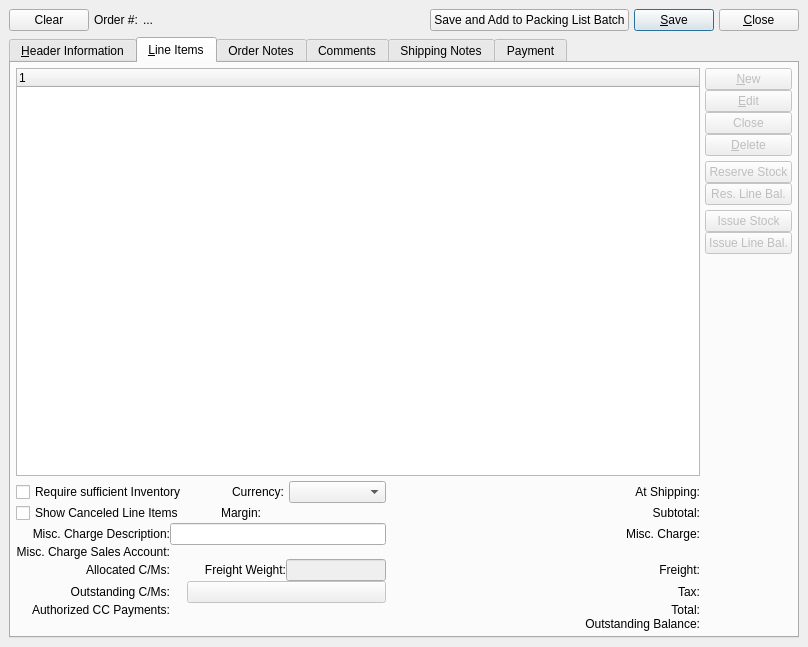
Qt form xtuple/trunk/guiclient/salesOrder.ui (WooodHead/xtuple) before a commit.
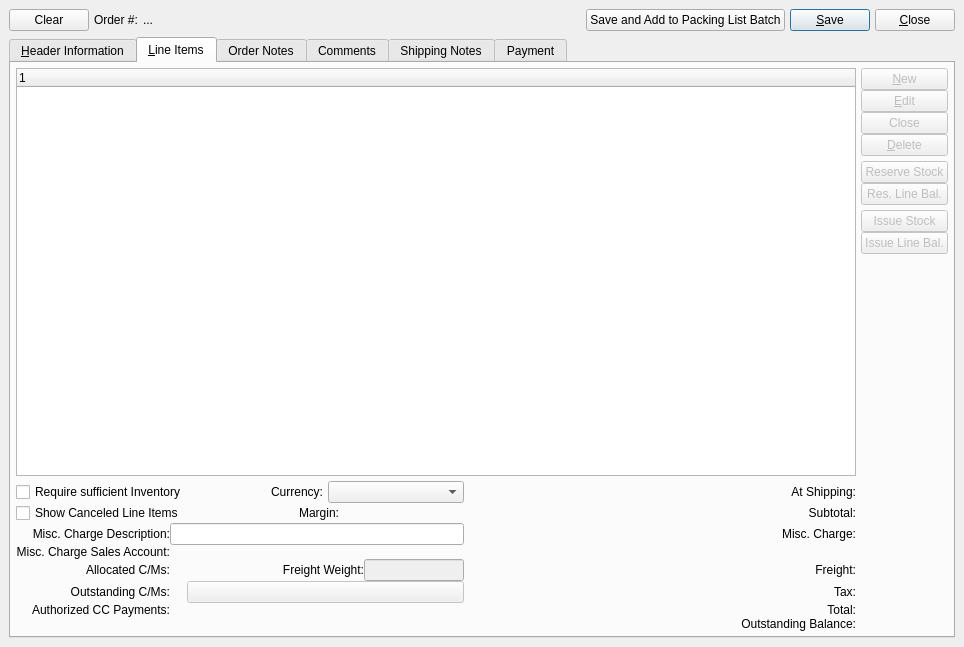
The same form after that commit. The open tabs and pages were chosen to show the change. Custom widgets are drawn as their Qt base class.

Commit message: issue #6883 - indent kit components and handle button en/disabling on sales order window

```diff
--- a/xtuple/trunk/guiclient/salesOrder.ui
+++ b/xtuple/trunk/guiclient/salesOrder.ui
@@ -5,7 +5,7 @@
    <rect>
     <x>0</x>
     <y>0</y>
-    <width>808</width>
+    <width>964</width>
     <height>647</height>
    </rect>
   </property>
@@ -1149,6 +1149,9 @@
           <property name="alternatingRowColors" >
            <bool>false</bool>
           </property>
+          <property name="rootIsDecorated" >
+           <bool>true</bool>
+          </property>
          </widget>
         </item>
         <item rowspan="2" row="0" column="1" >
```
The commit also changes 1 other file.
